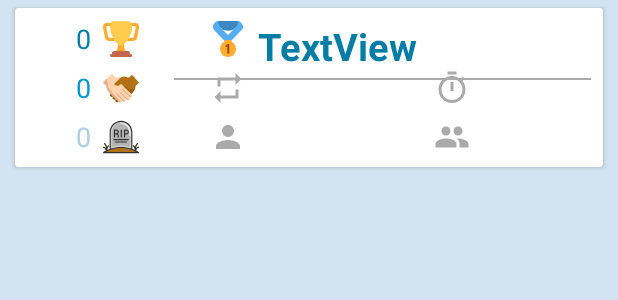
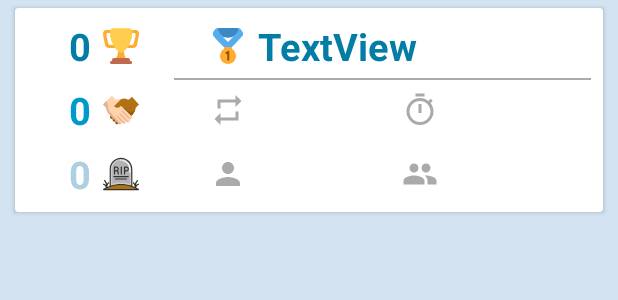
Before and after one commit to Lukas-Justen/4-Gewinnt-Spezial, an Android app: the layout recycler_item.xml on its own in the app's theme, with its tools: preview values and no code run, on a phone screen of 412 x 824 dp. Shown: the top 300 px of the screen. Run offline under Robolectric (Android 15) with nearby library versions, the phone set to English and light mode, and no system bars.

Commit message:
Highscore zeigt die letzten Spielergebnisse korrekt an

```diff
--- a/app/src/main/res/layout/recycler_item.xml
+++ b/app/src/main/res/layout/recycler_item.xml
@@ -27,7 +27,8 @@
             android:gravity="center_vertical|end"
             android:text="0"
             android:textColor="@color/colorPrimaryDark"
-            android:textSize="@dimen/textView_highscoreNumbers"
+            android:textSize="@dimen/textView_highscoreName"
+            android:textStyle="bold"
             card_view:layout_constraintHorizontal_bias="1.0"
             card_view:layout_constraintLeft_toLeftOf="parent"
             card_view:layout_constraintRight_toLeftOf="@+id/guideline_0"
@@ -43,7 +44,8 @@
             android:gravity="center_vertical|end"
             android:text="0"
             android:textColor="@color/colorPrimary"
-            android:textSize="@dimen/textView_highscoreNumbers"
+            android:textSize="@dimen/textView_highscoreName"
+            android:textStyle="bold"
             card_view:layout_constraintHorizontal_bias="1.0"
             card_view:layout_constraintLeft_toLeftOf="parent"
             card_view:layout_constraintRight_toLeftOf="@+id/guideline_0"
@@ -60,7 +62,8 @@
             android:gravity="center_vertical|end"
             android:text="0"
             android:textColor="@color/colorPrimaryTransparent"
-            android:textSize="@dimen/textView_highscoreNumbers"
+            android:textSize="@dimen/textView_highscoreName"
+            android:textStyle="bold"
             card_view:layout_constraintBottom_toBottomOf="parent"
             card_view:layout_constraintHorizontal_bias="1.0"
             card_view:layout_constraintLeft_toLeftOf="parent"
@@ -203,7 +206,6 @@
             android:layout_marginTop="0dp"
             android:gravity="center_vertical|start"
             android:maxEms="4"
-            android:textSize="@dimen/textView_highscoreNumbers"
             android:minEms="4"
             android:textColor="@android:color/darker_gray"
             card_view:layout_constraintBottom_toBottomOf="@+id/imageView_rounds"
@@ -217,7 +219,6 @@
             android:layout_marginBottom="0dp"
             android:layout_marginLeft="8dp"
             android:layout_marginTop="0dp"
-            android:textSize="@dimen/textView_highscoreNumbers"
             android:gravity="center_vertical|start"
             android:maxEms="4"
             android:minEms="4"
@@ -234,7 +235,6 @@
             android:layout_marginLeft="8dp"
             android:layout_marginRight="8dp"
             android:layout_marginTop="0dp"
-            android:textSize="@dimen/textView_highscoreNumbers"
             android:textColor="@android:color/darker_gray"
             card_view:layout_constraintBottom_toBottomOf="@+id/imageView_time"
             card_view:layout_constraintHorizontal_bias="0.0"
@@ -277,7 +277,6 @@
             android:layout_marginLeft="8dp"
             android:layout_marginRight="8dp"
             android:layout_marginTop="0dp"
-            android:textSize="@dimen/textView_highscoreNumbers"
             android:textColor="@android:color/darker_gray"
             card_view:layout_constraintBottom_toBottomOf="@+id/imageView_games"
             card_view:layout_constraintLeft_toRightOf="@+id/imageView_games"
--- a/app/src/main/res/values/dimens.xml
+++ b/app/src/main/res/values/dimens.xml
@@ -8,7 +8,6 @@
     <dimen name="button_startActivityText">25sp</dimen>
     <dimen name="textView_statusBar">22sp</dimen>
     <dimen name="textView_highscoreName">25sp</dimen>
-    <dimen name="textView_highscoreNumbers">18sp</dimen>
 
     <!--Paddings-->
     <dimen name="button_startActivityPadding_leftright">32sp</dimen>
```
